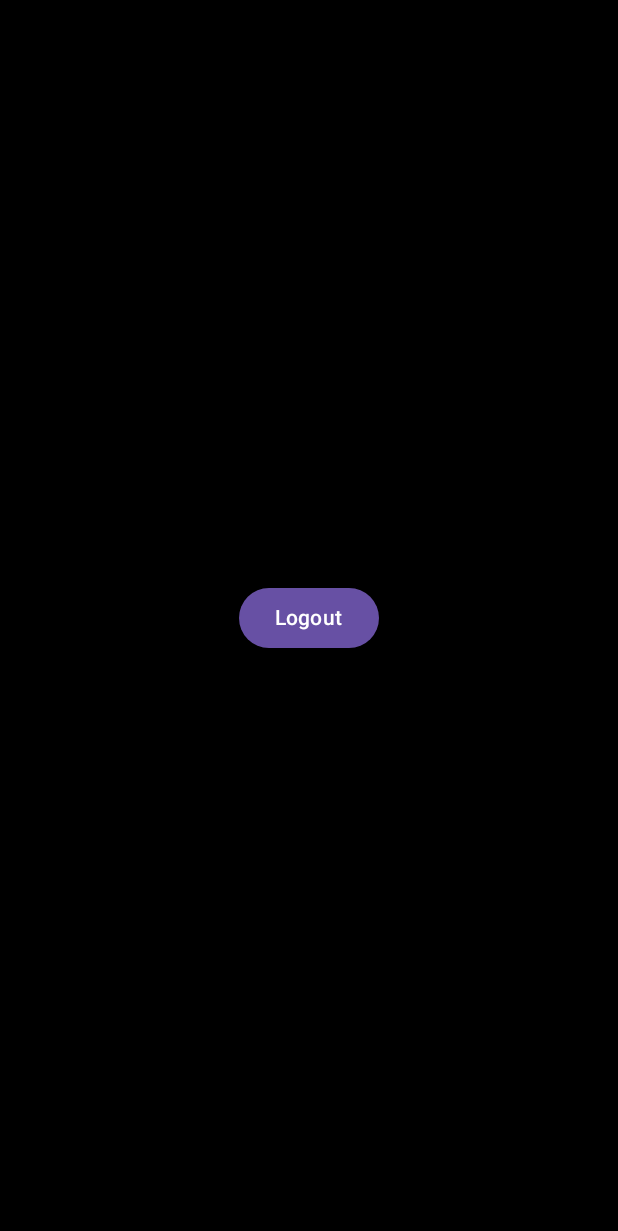
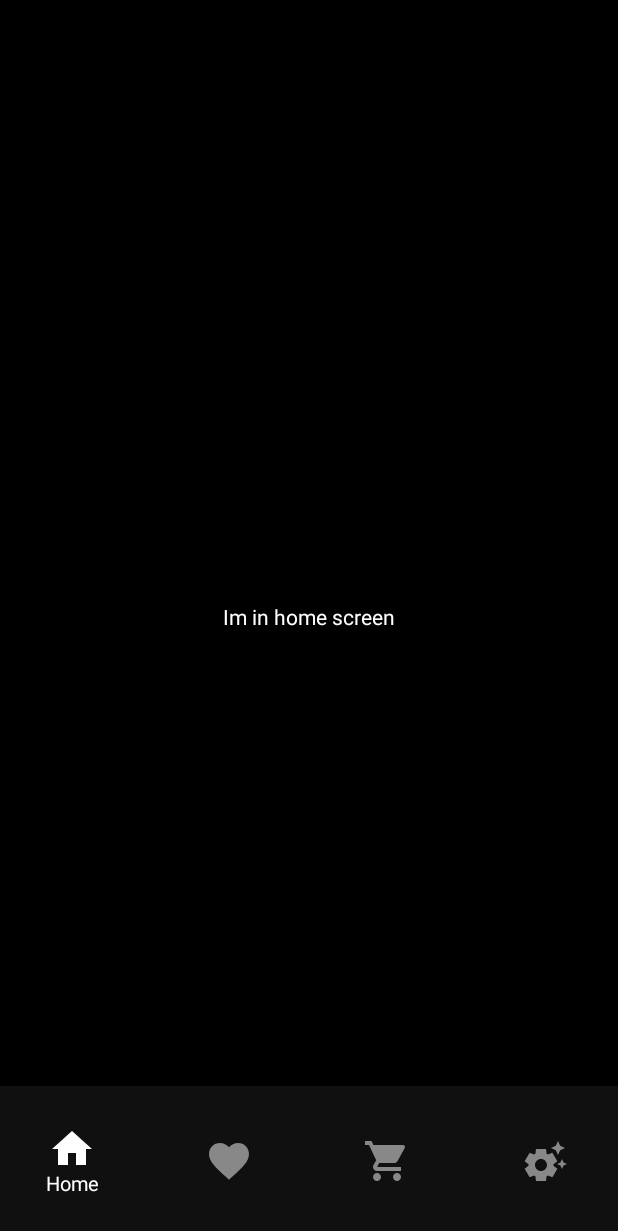
Before and after one commit to Eney997/buyRide-AndroidApp, an Android app built with Jetpack Compose: the AppUserScreen screen opened through its navigation route, on a phone screen of 412 x 824 dp. Shown: the top 1231 px of the screen. Run offline under Robolectric (Android 15) with nearby library versions, the phone set to English and light mode, and no system bars.

Commit message:
bottomNavigationDone

```diff
--- a/app/src/main/java/com/example/buyride/screens/AppUserScreen.kt
+++ b/app/src/main/java/com/example/buyride/screens/AppUserScreen.kt
@@ -1,38 +1,166 @@
 package com.example.buyride.screens
 
-import android.content.Intent
+import android.annotation.SuppressLint
+import androidx.compose.foundation.background
 import androidx.compose.foundation.layout.Box
+import androidx.compose.foundation.layout.Column
 import androidx.compose.foundation.layout.fillMaxSize
-import androidx.compose.material3.Button
+import androidx.compose.foundation.layout.height
+import androidx.compose.foundation.layout.padding
+import androidx.compose.foundation.layout.size
+import androidx.compose.material3.Icon
+import androidx.compose.material3.NavigationBar
+import androidx.compose.material3.NavigationBarItem
+import androidx.compose.material3.NavigationBarItemDefaults
+import androidx.compose.material3.Scaffold
 import androidx.compose.material3.Text
 import androidx.compose.runtime.Composable
+import androidx.compose.runtime.getValue
 import androidx.compose.ui.Alignment
 import androidx.compose.ui.Modifier
 import androidx.compose.ui.graphics.Color
 import androidx.compose.ui.platform.LocalContext
-import androidx.core.content.edit
-import com.example.buyride.MainActivity
+import androidx.compose.ui.res.painterResource
+import androidx.compose.ui.text.style.TextAlign
+import androidx.compose.ui.unit.dp
+import androidx.compose.ui.unit.sp
+import androidx.core.content.ContextCompat
+import androidx.navigation.NavController
+import androidx.navigation.NavHostController
+import androidx.navigation.compose.NavHost
+import androidx.navigation.compose.composable
+import androidx.navigation.compose.currentBackStackEntryAsState
+import androidx.navigation.compose.rememberNavController
+import com.example.buyride.R
 
+//data class for bottom nav item
+data class BottomNavItem(val name:String,val route:String,val icon:Int)
+
+@SuppressLint("UnusedMaterial3ScaffoldPaddingParameter")
 @Composable
 fun AppUserScreen() {
 
-    Box(modifier = Modifier.fillMaxSize(), contentAlignment = Alignment.Center){
+    val navController = rememberNavController()
 
-        val context = LocalContext.current
+    val bottomNavItems = listOf(
+        BottomNavItem("Home","HomeScreen", R.drawable.ic_home),
+        BottomNavItem("Favourites","FavouritesScreen", R.drawable.ic_favorite),
+        BottomNavItem("Product","ProductScreen", R.drawable.ic_grocery),
+        BottomNavItem("Settings","SettingsScreen", R.drawable.ic_settings)
+    )
 
-        Button(onClick = {
-
-            val sharedPref = context.getSharedPreferences("user_pref", 0)
-            sharedPref.edit { putBoolean("is_logged_in", false) }
-
-            // Start LoginActivity and clear backstack
-            val i = Intent(context, MainActivity::class.java)
-            i.flags = Intent.FLAG_ACTIVITY_NEW_TASK or Intent.FLAG_ACTIVITY_CLEAR_TASK
-            context.startActivity(i)
-
-        }) {
-            Text(text = "Logout", color = Color.White)
+    Scaffold (
+        bottomBar = {
+            BottomNavigationBar(
+                items = bottomNavItems,
+                navController = navController,
+                onItemClick = {item ->
+                    navController.navigate(item.route){
+                        popUpTo(navController.graph.startDestinationId){saveState = true}
+                        launchSingleTop = true
+                        restoreState = true
+                    }
+                }
+            )
         }
-
+    ) {
+        Box(modifier = Modifier.padding())
+        {
+            Navigation(navController)
+        }
     }
 }
+
+
+//navigation in bottom bar
+@Composable
+fun Navigation(navHostController: NavHostController)
+{
+    NavHost(startDestination = "HomeScreen", navController = navHostController)
+    {
+        composable("HomeScreen"){HomeScreen()}
+        composable("FavouritesScreen"){ FavouritesScreen() }
+        composable("ProductScreen"){ ProductScreen() }
+        composable("SettingsScreen"){ SettingsScreen() }
+    }
+
+}
+
+//create bottom nav design
+@Composable
+fun BottomNavigationBar
+(
+    items:List<BottomNavItem>,
+    navController:NavController,
+    onItemClick:(BottomNavItem) -> Unit
+)
+{
+
+    val backStackEntry by navController.currentBackStackEntryAsState()
+    val context = LocalContext.current
+    val bottomBarBkColor = Color(ContextCompat.getColor(context, R.color.snackBarColor))
+
+    NavigationBar(modifier = Modifier.height(100.dp),containerColor = bottomBarBkColor)
+    {
+        items.forEach{item ->
+            val selected = item.route == backStackEntry?.destination?.route
+
+            NavigationBarItem(
+                selected = selected,
+                onClick = { onItemClick(item) },
+                icon = {
+                    Column(horizontalAlignment = Alignment.CenterHorizontally){
+                        Icon(
+                            painter = painterResource(id = item.icon),
+                            contentDescription = item.name,
+                            modifier = Modifier.size(32.dp),
+                            tint = if(selected) Color.White else Color.Gray
+                        )
+
+                        if(selected)
+                        {
+                            Text(
+                                text = item.name,
+                                textAlign = TextAlign.Center,
+                                fontSize = 13.sp,
+                                color = Color.White
+                            )
+                        }
+
+                    }
+                },
+                colors = NavigationBarItemDefaults.colors(indicatorColor = Color.Transparent)
+            )
+        }
+    }
+}
+
+
+
+@Composable
+fun HomeScreen() {
+    Box(modifier = Modifier.fillMaxSize().background(Color.Black), contentAlignment = Alignment.Center){
+        Text(text= "Im in home screen",color = Color.White)
+    }
+}
+
+@Composable
+fun FavouritesScreen() {
+    Box(modifier = Modifier.fillMaxSize().background(Color.Black), contentAlignment = Alignment.Center){
+        Text(text= "Im in FavouritesScreen screen",color = Color.White)
+    }
+}
+
+@Composable
+fun ProductScreen() {
+    Box(modifier = Modifier.fillMaxSize().background(Color.Black), contentAlignment = Alignment.Center){
+        Text(text= "Im in ProductScreen screen", color = Color.White)
+    }
+}
+
+@Composable
+fun SettingsScreen() {
+    Box(modifier = Modifier.fillMaxSize().background(Color.Black), contentAlignment = Alignment.Center){
+        Text(text= "Im in SettingsScreen screen",color = Color.White)
+    }
+}
--- /dev/null
+++ b/app/src/main/res/drawable/ic_favorite.xml
@@ -0,0 +1,5 @@
+<vector xmlns:android="http://schemas.android.com/apk/res/android" android:height="24dp" android:tint="#000000" android:viewportHeight="24" android:viewportWidth="24" android:width="24dp">
+
+    <path android:fillColor="@android:color/white" android:pathData="M12,21.35l-1.45,-1.32C5.4,15.36 2,12.28 2,8.5 2,5.42 4.42,3 7.5,3c1.74,0 3.41,0.81 4.5,2.09C13.09,3.81 14.76,3 16.5,3 19.58,3 22,5.42 22,8.5c0,3.78 -3.4,6.86 -8.55,11.54L12,21.35z"/>
+
+</vector>
--- /dev/null
+++ b/app/src/main/res/drawable/ic_grocery.xml
@@ -0,0 +1,5 @@
+<vector xmlns:android="http://schemas.android.com/apk/res/android" android:height="24dp" android:tint="#000000" android:viewportHeight="24" android:viewportWidth="24" android:width="24dp">
+
+    <path android:fillColor="@android:color/white" android:pathData="M7,18c-1.1,0 -1.99,0.9 -1.99,2S5.9,22 7,22s2,-0.9 2,-2 -0.9,-2 -2,-2zM1,2v2h2l3.6,7.59 -1.35,2.45c-0.16,0.28 -0.25,0.61 -0.25,0.96 0,1.1 0.9,2 2,2h12v-2L7.42,15c-0.14,0 -0.25,-0.11 -0.25,-0.25l0.03,-0.12 0.9,-1.63h7.45c0.75,0 1.41,-0.41 1.75,-1.03l3.58,-6.49c0.08,-0.14 0.12,-0.31 0.12,-0.48 0,-0.55 -0.45,-1 -1,-1L5.21,4l-0.94,-2L1,2zM17,18c-1.1,0 -1.99,0.9 -1.99,2s0.89,2 1.99,2 2,-0.9 2,-2 -0.9,-2 -2,-2z"/>
+
+</vector>
--- /dev/null
+++ b/app/src/main/res/drawable/ic_home.xml
@@ -0,0 +1,5 @@
+<vector xmlns:android="http://schemas.android.com/apk/res/android" android:height="24dp" android:tint="#000000" android:viewportHeight="24" android:viewportWidth="24" android:width="24dp">
+
+    <path android:fillColor="@android:color/white" android:pathData="M10,20v-6h4v6h5v-8h3L12,3 2,12h3v8z"/>
+
+</vector>
--- /dev/null
+++ b/app/src/main/res/drawable/ic_settings.xml
@@ -0,0 +1,5 @@
+<vector xmlns:android="http://schemas.android.com/apk/res/android" android:height="24dp" android:tint="#000000" android:viewportHeight="24" android:viewportWidth="24" android:width="24dp">
+
+    <path android:fillColor="@android:color/white" android:pathData="M17.41,6.59L15,5.5l2.41,-1.09L18.5,2l1.09,2.41L22,5.5l-2.41,1.09L18.5,9L17.41,6.59zM21.28,12.72L20.5,11l-0.78,1.72L18,13.5l1.72,0.78L20.5,16l0.78,-1.72L23,13.5L21.28,12.72zM16.24,14.37l1.94,1.47l-2.5,4.33l-2.24,-0.94c-0.2,0.13 -0.42,0.26 -0.64,0.37L12.5,22h-5l-0.3,-2.41c-0.22,-0.11 -0.43,-0.23 -0.64,-0.37l-2.24,0.94l-2.5,-4.33l1.94,-1.47C3.75,14.25 3.75,14.12 3.75,14s0,-0.25 0.01,-0.37l-1.94,-1.47l2.5,-4.33l2.24,0.94c0.2,-0.13 0.42,-0.26 0.64,-0.37L7.5,6h5l0.3,2.41c0.22,0.11 0.43,0.23 0.64,0.37l2.24,-0.94l2.5,4.33l-1.94,1.47c0.01,0.12 0.01,0.24 0.01,0.37S16.25,14.25 16.24,14.37zM13,14c0,-1.66 -1.34,-3 -3,-3s-3,1.34 -3,3s1.34,3 3,3S13,15.66 13,14z"/>
+
+</vector>
```
